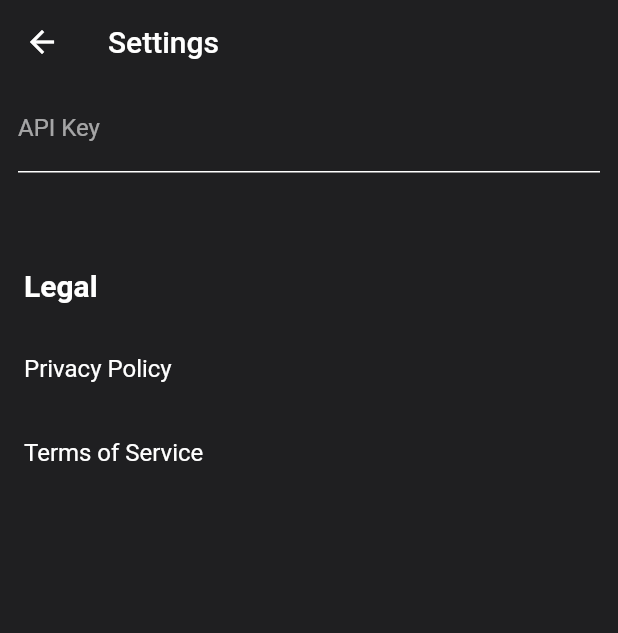
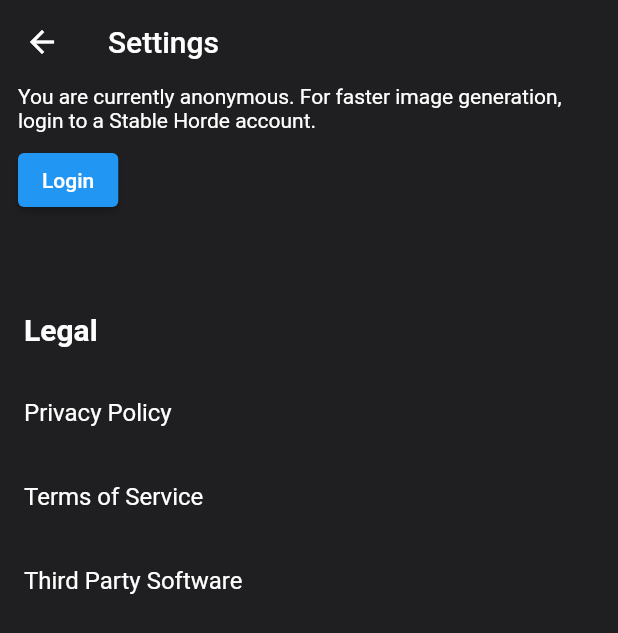
Before and after one commit to ndahlquist/stable-horde-flutter, a Flutter app: the screen it shows after launch, after a tap on the "settings" icon, on a phone screen of 412 x 824 dp. Shown: the top 633 px of the screen. Run offline on Flutter 3.47's test engine with Material 2 defaults, Android fonts, the phone set to English and light mode, and no system bars; our stand-ins replace cached_network_image, expandable, firebase_core, firebase_remote_config, google_fonts, isar and 3 more; accounts and stored records are empty; generated files the repository leaves out were written again; network calls fail; Roboto replaces fonts that are missing (Ubuntu).

Commit message:
Validate API key when signing in, and show user stats. (#38)

```diff
--- /dev/null
+++ b/lib/blocs/stable_horde_user_bloc.dart
@@ -0,0 +1,59 @@
+import 'dart:convert';
+
+import 'package:sentry_flutter/sentry_flutter.dart';
+import 'package:stable_horde_flutter/blocs/shared_prefs_bloc.dart';
+import 'package:stable_horde_flutter/model/stable_horde_user.dart';
+
+import 'package:http/http.dart' as http;
+
+class _StableHordeUserBloc {
+  Future<StableHordeUser?> lookupUser(String? apiKey) async {
+    apiKey ??= await sharedPrefsBloc.getApiKey();
+
+    if (apiKey == null) {
+      return null;
+    }
+
+    final headers = {
+      'Accept': '* / *',
+      'Accept-Language': 'en-US,en;q=0.9',
+      'Connection': 'keep-alive',
+      "Content-Type": "application/json",
+      "apikey": apiKey,
+    };
+
+    final response = await http.get(
+      Uri.parse(
+        'https://stablehorde.net/api/v2/find_user',
+      ),
+      headers: headers,
+    );
+
+    if (response.statusCode == 404) {
+      sharedPrefsBloc.setApiKey(null);
+      return null;
+    }
+
+    if (response.statusCode != 200) {
+      final exception = Exception(
+        'Failed to get user: '
+        '${response.statusCode} ${response.body}',
+      );
+      print(exception);
+      Sentry.captureException(exception, stackTrace: StackTrace.current);
+      return null;
+    }
+
+    final jsonResponse = jsonDecode(response.body);
+    print(jsonResponse);
+
+    return StableHordeUser(
+      jsonResponse['username'],
+      (jsonResponse['kudos'] as num).toInt(),
+      jsonResponse['usage']['requests'],
+      jsonResponse['contributions']['fulfillments'],
+    );
+  }
+}
+
+final stableHordeUserBloc = _StableHordeUserBloc();
--- /dev/null
+++ b/lib/model/stable_horde_user.dart
@@ -0,0 +1,14 @@
+class StableHordeUser {
+  final String username;
+  final int kudos;
+
+  final int numInferences;
+  final int numRequested;
+
+  StableHordeUser(
+    this.username,
+    this.kudos,
+    this.numRequested,
+    this.numInferences,
+  );
+}
--- a/lib/pages/settings_page.dart
+++ b/lib/pages/settings_page.dart
@@ -1,7 +1,7 @@
 import 'package:flutter/material.dart';
-import 'package:stable_horde_flutter/blocs/shared_prefs_bloc.dart';
 import 'package:stable_horde_flutter/colors.dart';
 import 'package:stable_horde_flutter/utils/legal_links.dart';
+import 'package:stable_horde_flutter/widgets/user_widget.dart';
 
 class SettingsPage extends StatelessWidget {
   const SettingsPage({super.key});
@@ -18,16 +18,15 @@ class SettingsPage extends StatelessWidget {
       body: SingleChildScrollView(
         keyboardDismissBehavior: ScrollViewKeyboardDismissBehavior.onDrag,
         child: Column(
+          crossAxisAlignment: CrossAxisAlignment.start,
           children: [
-            _apiKeyField(),
+            const UserWidget(),
             const Padding(
               padding: EdgeInsets.only(
                 top: 64.0,
                 left: 16.0,
                 bottom: 16,
               ),
-              child: Align(
-                alignment: Alignment.centerLeft,
               child: Text(
                 'Legal',
                 style: TextStyle(
@@ -35,7 +34,6 @@ class SettingsPage extends StatelessWidget {
                   fontWeight: FontWeight.bold,
                 ),
                 textAlign: TextAlign.left,
-                ),
               ),
             ),
             const ListTile(
@@ -46,37 +44,15 @@ class SettingsPage extends StatelessWidget {
               title: Text('Terms of Service'),
               onTap: launchTermsOfService,
             ),
+            ListTile(
+              title: const Text('Third Party Software'),
+              onTap: () {
+                showLicensePage(context: context);
+              },
+            ),
           ],
         ),
       ),
     );
   }
-
-  Widget _apiKeyField() {
-    return Padding(
-      padding: const EdgeInsets.symmetric(horizontal: 12),
-      child: FutureBuilder<String?>(
-        future: sharedPrefsBloc.getApiKey(),
-        builder: (context, snapshot) {
-          final apiKey = snapshot.data ?? '';
-
-          return TextField(
-            controller: TextEditingController(text: apiKey),
-            decoration: const InputDecoration(
-              labelText: 'API Key',
-              enabledBorder: UnderlineInputBorder(
-                borderSide: BorderSide(color: Colors.white),
-              ),
-              focusedBorder: UnderlineInputBorder(
-                borderSide: BorderSide(color: Colors.white),
-              ),
-            ),
-            onChanged: (value) {
-              sharedPrefsBloc.setApiKey(value);
-            },
-          );
-        },
-      ),
-    );
 }
-}
--- /dev/null
+++ b/lib/widgets/user_widget.dart
@@ -0,0 +1,169 @@
+import 'package:flutter/material.dart';
+import 'package:intl/intl.dart';
+import 'package:sentry_flutter/sentry_flutter.dart';
+import 'package:stable_horde_flutter/blocs/shared_prefs_bloc.dart';
+import 'package:stable_horde_flutter/blocs/stable_horde_user_bloc.dart';
+import 'package:stable_horde_flutter/dialogs/login_dialog.dart';
+import 'package:stable_horde_flutter/model/stable_horde_user.dart';
+import 'package:stable_horde_flutter/utils/legal_links.dart';
+
+class UserWidget extends StatefulWidget {
+  const UserWidget({super.key});
+
+  @override
+  State<UserWidget> createState() => _UserWidgetState();
+}
+
+class _UserWidgetState extends State<UserWidget> {
+  @override
+  Widget build(BuildContext context) {
+    return FutureBuilder<StableHordeUser?>(
+      future: stableHordeUserBloc.lookupUser(null),
+      builder: (context, snapshot) {
+        if (snapshot.hasError) {
+          print(snapshot.error);
+          print(snapshot.stackTrace);
+          Sentry.captureException(
+            snapshot.error,
+            stackTrace: snapshot.stackTrace,
+          );
+        }
+
+        if (snapshot.connectionState == ConnectionState.waiting) {
+          return const Padding(
+            padding: EdgeInsets.only(left: 12),
+            child: CircularProgressIndicator(),
+          );
+        }
+
+        var user = snapshot.data;
+        if (user == null) {
+          return Padding(
+            padding: const EdgeInsets.only(
+              left: 12,
+              right: 12,
+            ),
+            child: Column(
+              crossAxisAlignment: CrossAxisAlignment.start,
+              children: [
+                const Text(
+                  "You are currently anonymous. For faster image generation, login to a Stable Horde account.",
+                ),
+                const SizedBox(height: 8),
+                ElevatedButton(
+                  onPressed: () async {
+                    await showDialog(
+                      context: context,
+                      builder: (context) {
+                        return const LoginDialog();
+                      },
+                    );
+
+                    // Refresh user UI.
+                    setState(() {});
+                  },
+                  child: const Text('Login'),
+                ),
+              ],
+            ),
+          );
+        }
+
+        return Padding(
+          padding: const EdgeInsets.only(
+            left: 12,
+            right: 12,
+          ),
+          child: Column(
+            crossAxisAlignment: CrossAxisAlignment.start,
+            children: [
+              _loggedInUserWidget(user),
+              Padding(
+                padding: const EdgeInsets.only(top: 8),
+                child: ElevatedButton(
+                  onPressed: () async {
+                    await sharedPrefsBloc.setApiKey(null);
+                    setState(() {});
+                  },
+                  child: const Text('Logout'),
+                ),
+              ),
+            ],
+          ),
+        );
+      },
+    );
+  }
+
+  Widget _loggedInUserWidget(StableHordeUser user) {
+    return Container(
+      decoration: BoxDecoration(
+        color: const Color(0xFF333738),
+        borderRadius: const BorderRadius.all(
+          Radius.circular(4),
+        ),
+        boxShadow: [
+          BoxShadow(
+            color: Colors.black.withOpacity(.3),
+            blurRadius: 4,
+            offset: const Offset(0, 4),
+          ),
+          BoxShadow(
+            color: Colors.black.withOpacity(.1),
+            blurRadius: 2,
+            offset: const Offset(0, -1),
+          ),
+        ],
+      ),
+      child: Padding(
+        padding: const EdgeInsets.all(8),
+        child: Column(
+          crossAxisAlignment: CrossAxisAlignment.start,
+          children: [
+            Text(
+              user.username,
+              style: const TextStyle(
+                fontSize: 20,
+                fontWeight: FontWeight.bold,
+              ),
+            ),
+            const SizedBox(height: 16),
+            GestureDetector(
+              onTap: () {
+                launchUrlInExternalApp(
+                  'https://dbzer0.com/blog/the-kudos-based-economy-for-the-koboldai-horde/',
+                );
+              },
+              child: Column(
+                crossAxisAlignment: CrossAxisAlignment.start,
+                children: [
+                  Text(
+                    "${NumberFormat.decimalPattern().format(user.kudos)} kudos",
+                    style: const TextStyle(fontSize: 18),
+                  ),
+                  const Text(
+                    "Kudos represent your contributions to the Stable Horde community. Kudos increase your request priority, speeding up your image generations. Kudos are consumed when generating images, and created by running an worker.",
+                  ),
+                  const SizedBox(height: 4),
+                  const Text(
+                    "LEARN MORE",
+                    style: TextStyle(fontWeight: FontWeight.bold),
+                  ),
+                ],
+              ),
+            ),
+            const SizedBox(height: 16),
+            Text(
+              "${NumberFormat.decimalPattern().format(user.numRequested)} images generated",
+              style: const TextStyle(fontSize: 18),
+            ),
+            Text(
+              "${NumberFormat.decimalPattern().format(user.numInferences)} images contributed",
+              style: const TextStyle(fontSize: 18),
+            ),
+          ],
+        ),
+      ),
+    );
+  }
+}
```
Also changed, not shown: lib/dialogs/login_dialog.dart (added, +94 -0 lines). Lines whose indentation alone changed are shown as unchanged.
